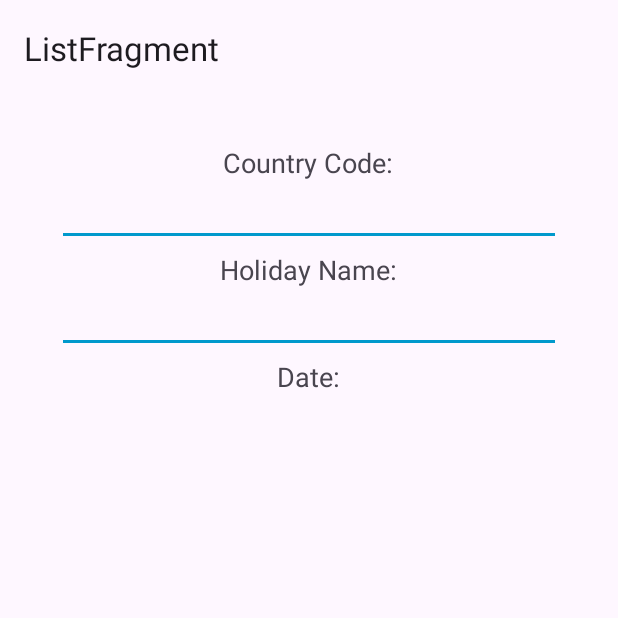
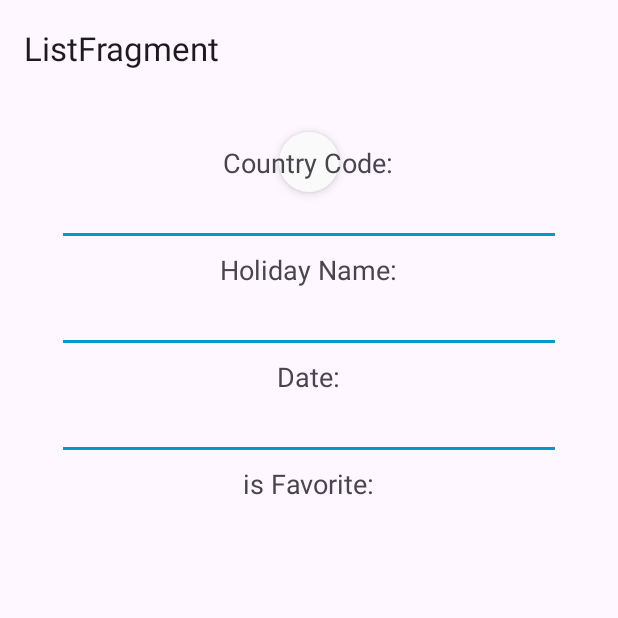
Before and after one commit to BezMan/SoliHolidays, an Android app: the fragment DetailFragment placed in its activity, on a phone screen of 412 x 824 dp, the top half of it. Run offline under Robolectric (Android 15) with nearby library versions, the phone set to English and light mode, and no system bars; our stand-ins replace Dagger/Hilt's generated code, navigation-ui; network calls fail; 6 statements that could not run were skipped.

Commit message:
swipeToRefresh + loading state

```diff
--- a/app/src/main/java/com/example/soliapp/ui/detail/DetailFragment.kt
+++ b/app/src/main/java/com/example/soliapp/ui/detail/DetailFragment.kt
@@ -5,7 +5,6 @@ import android.view.LayoutInflater
 import android.view.View
 import android.view.ViewGroup
 import androidx.fragment.app.Fragment
-import androidx.navigation.fragment.navArgs
 import com.example.soliapp.data.models.Holiday
 import com.example.soliapp.databinding.FragmentDetailBinding
 import dagger.hilt.android.AndroidEntryPoint
--- a/app/src/main/java/com/example/soliapp/ui/list/ListFragment.kt
+++ b/app/src/main/java/com/example/soliapp/ui/list/ListFragment.kt
@@ -60,15 +60,18 @@ class ListFragment : Fragment(), MainListAdapter.OnItemClickListener {
                     mainListAdapter.submitList(holidays)
                     // Hide any failure-related UI elements if previously displayed
                     binding.failureTextView.visibility = View.GONE
+                    binding.swipeRefreshLayout.isRefreshing = false
                 }
                 is ResponseState.Error -> {
                     // State is ERROR, display "FAILURE" text
                     mainListAdapter.submitList(emptyList()) // Clear the list
+                    binding.swipeRefreshLayout.isRefreshing = false
                     binding.failureTextView.visibility = View.VISIBLE
                     binding.failureTextView.text = "FAILURE: ${state.errorMessage}"
                 }
                 is ResponseState.Loading -> {
                     // State is LOADING, you can show a loading indicator here if desired
+                    binding.swipeRefreshLayout.isRefreshing = true
                     binding.failureTextView.visibility = View.GONE
                 }
             }
@@ -76,6 +79,13 @@ class ListFragment : Fragment(), MainListAdapter.OnItemClickListener {
 
         CoroutineScope(Dispatchers.IO).launch {
             viewModel.fetchData()
+        }
+
+        binding.swipeRefreshLayout.setOnRefreshListener {
+            CoroutineScope(Dispatchers.IO).launch {
+                viewModel.fetchData()
+            }
+
         }
 
     }
--- a/app/src/main/res/layout/fragment_detail.xml
+++ b/app/src/main/res/layout/fragment_detail.xml
@@ -43,7 +43,7 @@
                 android:layout_margin="10dp"
                 android:background="@android:color/holo_blue_dark"/>
 
-            <!-- Property: Country Code -->
+            <!-- Property: name -->
             <TextView
                 android:layout_width="wrap_content"
                 android:layout_height="wrap_content"
@@ -77,6 +77,27 @@
                 tools:text="2023-01-01"
                 android:textSize="18sp" />
 
+            <View
+                android:layout_width="match_parent"
+                android:layout_height="2dp"
+                android:layout_margin="10dp"
+                android:background="@android:color/holo_blue_dark"/>
+
+
+            <!-- Property: Favorite -->
+            <TextView
+                android:layout_width="wrap_content"
+                android:layout_height="wrap_content"
+                android:text="is Favorite:"
+                android:textSize="18sp" />
+
+            <TextView
+                android:id="@+id/textViewFavorite"
+                android:layout_width="wrap_content"
+                android:layout_height="wrap_content"
+                tools:text="false"
+                android:textSize="18sp" />
+
 
             <!-- Continue adding TextViews for other properties as needed -->
 
--- a/app/src/main/res/layout/fragment_list.xml
+++ b/app/src/main/res/layout/fragment_list.xml
@@ -1,8 +1,13 @@
 <?xml version="1.0" encoding="utf-8"?>
-<androidx.constraintlayout.widget.ConstraintLayout xmlns:android="http://schemas.android.com/apk/res/android"
+<androidx.swiperefreshlayout.widget.SwipeRefreshLayout xmlns:android="http://schemas.android.com/apk/res/android"
     xmlns:app="http://schemas.android.com/apk/res-auto"
     xmlns:tools="http://schemas.android.com/tools"
     android:id="@+id/swipeRefreshLayout"
+    android:layout_width="match_parent"
+    android:layout_height="match_parent">
+
+    <androidx.constraintlayout.widget.ConstraintLayout
+        android:id="@+id/constraintLayout"
         android:layout_width="match_parent"
         android:layout_height="match_parent">
 
@@ -13,13 +18,16 @@
 
         <TextView
             android:id="@+id/failureTextView"
-        tools:text="failure "
-        android:textSize="20sp"
             android:layout_width="wrap_content"
             android:layout_height="wrap_content"
+            android:textSize="20sp"
+            app:layout_constraintBottom_toBottomOf="parent"
+            app:layout_constraintEnd_toEndOf="parent"
             app:layout_constraintStart_toStartOf="parent"
-        app:layout_constraintEnd_toEndOf="parent"
             app:layout_constraintTop_toTopOf="parent"
-        app:layout_constraintBottom_toBottomOf="parent"/>
+            tools:text="failure " />
+
 
     </androidx.constraintlayout.widget.ConstraintLayout>
+
+</androidx.swiperefreshlayout.widget.SwipeRefreshLayout>
```
Lines whose indentation alone changed are shown as unchanged.
